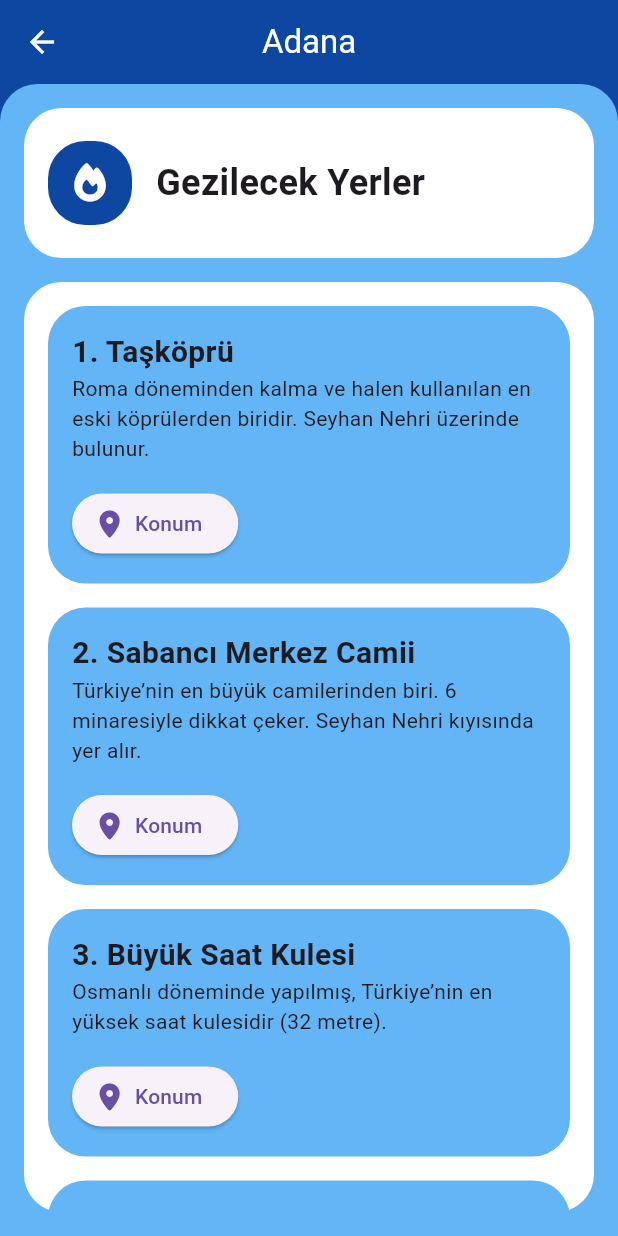
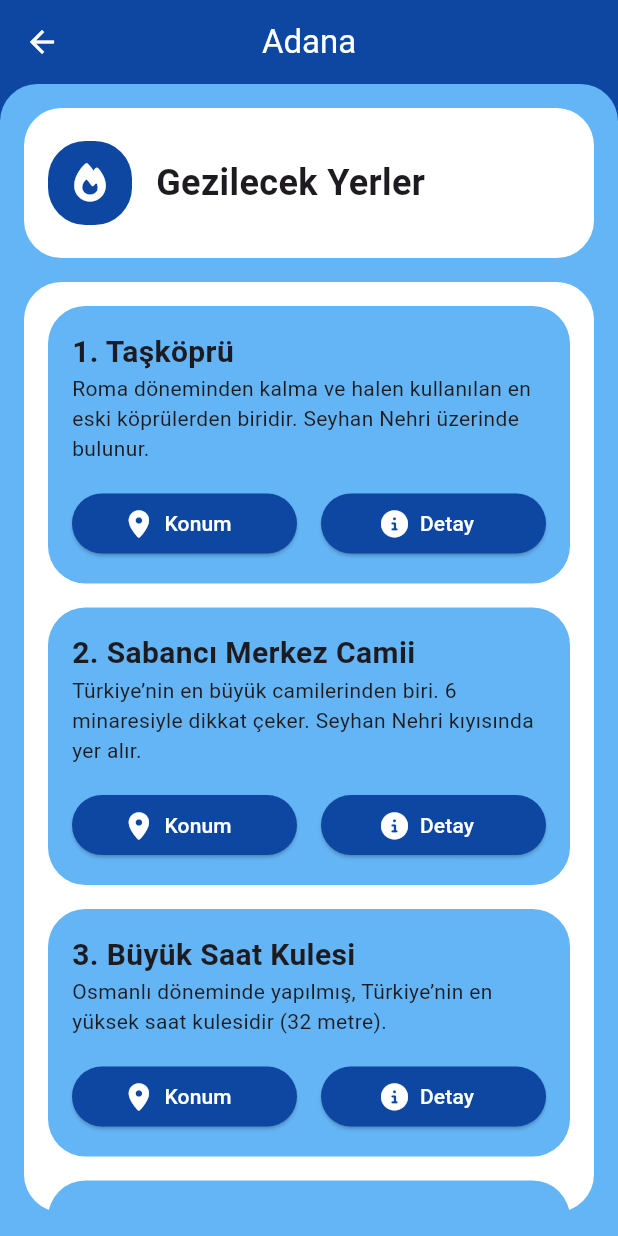
Before and after one commit to Berk2259/GezginRehberi, a Flutter app: the TurkeyIlDetail screen opened directly with sample values from the repository, on a phone screen of 412 x 824 dp. Run offline on Flutter 3.47's test engine with Material 3 defaults, Android fonts, the phone set to English and light mode, and no system bars; our stand-ins replace curved_navigation_bar, font_awesome_flutter.

Commit message:
buton değişiklikleri

```diff
--- a/lib/Widgets/turkey_il_detail_container_yapisi_widget.dart
+++ b/lib/Widgets/turkey_il_detail_container_yapisi_widget.dart
@@ -36,12 +36,35 @@ class TurkeyIlContainerYapisiWidget extends StatelessWidget {
           child: Text(ozellik.aciklama, style: TextStyle(fontSize: 14)),
         ),
         Padding(
-          padding: const EdgeInsets.only(left: 16.0, bottom: 16.0),
-          child: ElevatedButton.icon(
-            onPressed: _openGoogleMaps,
-
-            label: Text('Konum'),
-            icon: Icon(FontAwesomeIcons.locationDot),
+          padding: const EdgeInsets.only(left: 16.0, bottom: 16.0, right: 16.0),
+          child: Row(
+            children: [
+              Expanded(
+                child: ElevatedButton.icon(
+                  style: ElevatedButton.styleFrom(
+                    iconColor: Colors.white,
+                    backgroundColor: Colors.blue.shade900,
+                    foregroundColor: Colors.white,
+                  ),
+                  onPressed: _openGoogleMaps,
+                  label: Text('Konum'),
+                  icon: Icon(FontAwesomeIcons.locationDot),
+                ),
+              ),
+              SizedBox(width: 16.0),
+              Expanded(
+                child: ElevatedButton.icon(
+                  style: ElevatedButton.styleFrom(
+                    iconColor: Colors.white,
+                    backgroundColor: Colors.blue.shade900,
+                    foregroundColor: Colors.white,
+                  ),
+                  onPressed: () {},
+                  label: Text('Detay'),
+                  icon: Icon(FontAwesomeIcons.circleInfo),
+                ),
+              ),
+            ],
           ),
         ),
       ],
```
